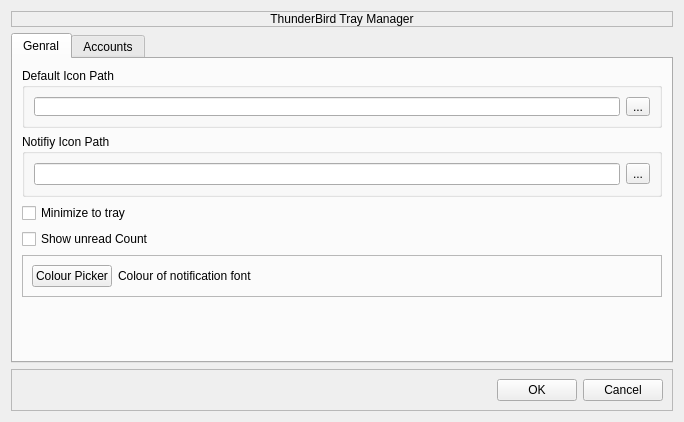
Old version of the form tbtrayui.ui in the repository JackDinn/tbtray.
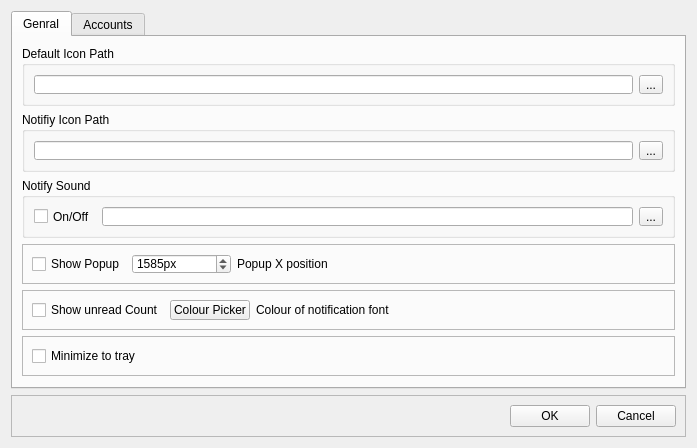
New version of the form. Icons and pictures are not drawn.

Commit message:
Popup window (#1)
* popup development

* working on popup window

* cant parse 1 inbox.msf, dam

* good start for popup

* nearly there :)

* popup & sound

* popup & sound

* readme

* readme

* readme

* readme

* readme

* tweak settings gui

* tweak settings gui

* tweak settings gui

* tweak settings gui

The edit to the form file:
```diff
--- a/tbtrayui.ui
+++ b/tbtrayui.ui
@@ -6,8 +6,8 @@
    <rect>
     <x>0</x>
     <y>0</y>
-    <width>684</width>
-    <height>422</height>
+    <width>697</width>
+    <height>438</height>
    </rect>
   </property>
   <property name="windowTitle">
@@ -21,25 +21,6 @@
    <enum>Qt::LeftToRight</enum>
   </property>
   <layout class="QVBoxLayout" name="verticalLayout">
-   <item>
-    <widget class="QLabel" name="label">
-     <property name="frameShape">
-      <enum>QFrame::StyledPanel</enum>
-     </property>
-     <property name="frameShadow">
-      <enum>QFrame::Plain</enum>
-     </property>
-     <property name="text">
-      <string>ThunderBird Tray Manager</string>
-     </property>
-     <property name="scaledContents">
-      <bool>false</bool>
-     </property>
-     <property name="alignment">
-      <set>Qt::AlignCenter</set>
-     </property>
-    </widget>
-   </item>
    <item>
     <widget class="QTabWidget" name="tabWidget">
      <property name="currentIndex">
@@ -55,7 +36,7 @@
          <property name="minimumSize">
           <size>
            <width>0</width>
-           <height>50</height>
+           <height>60</height>
           </size>
          </property>
          <property name="maximumSize">
@@ -89,6 +70,12 @@
            <height>60</height>
           </size>
          </property>
+         <property name="maximumSize">
+          <size>
+           <width>16777215</width>
+           <height>60</height>
+          </size>
+         </property>
          <property name="title">
           <string>Notifiy Icon Path</string>
          </property>
@@ -107,21 +94,115 @@
         </widget>
        </item>
        <item>
-        <widget class="QCheckBox" name="checkbox_minimizetotray">
-         <property name="text">
-          <string>Minimize to tray</string>
+        <widget class="QGroupBox" name="groupBox_4">
+         <property name="minimumSize">
+          <size>
+           <width>0</width>
+           <height>60</height>
+          </size>
          </property>
+         <property name="maximumSize">
+          <size>
+           <width>16777215</width>
+           <height>60</height>
+          </size>
+         </property>
+         <property name="title">
+          <string>Notify Sound</string>
+         </property>
+         <layout class="QHBoxLayout" name="horizontalLayout_8">
+          <item>
+           <widget class="QCheckBox" name="checkBox_notifysound">
+            <property name="text">
+             <string>On/Off</string>
+            </property>
+           </widget>
+          </item>
+          <item>
+           <widget class="QLineEdit" name="lineEdit_notifysound"/>
+          </item>
+          <item>
+           <widget class="QToolButton" name="toolButton_notifysound">
+            <property name="text">
+             <string>...</string>
+            </property>
+           </widget>
+          </item>
+         </layout>
         </widget>
        </item>
        <item>
-        <widget class="QCheckBox" name="checkbox_showcount">
-         <property name="text">
-          <string>Show unread Count</string>
+        <widget class="QFrame" name="frame_4">
+         <property name="maximumSize">
+          <size>
+           <width>16777215</width>
+           <height>40</height>
+          </size>
          </property>
+         <property name="frameShape">
+          <enum>QFrame::StyledPanel</enum>
+         </property>
+         <property name="frameShadow">
+          <enum>QFrame::Raised</enum>
+         </property>
+         <layout class="QHBoxLayout" name="horizontalLayout_7">
+          <item>
+           <widget class="QCheckBox" name="checkBox_popup">
+            <property name="text">
+             <string>Show Popup</string>
+            </property>
+           </widget>
+          </item>
+          <item>
+           <widget class="QSpinBox" name="spinBox_xpos">
+            <property name="minimumSize">
+             <size>
+              <width>99</width>
+              <height>0</height>
+             </size>
+            </property>
+            <property name="suffix">
+             <string>px</string>
+            </property>
+            <property name="maximum">
+             <number>10000</number>
+            </property>
+            <property name="value">
+             <number>1585</number>
+            </property>
+           </widget>
+          </item>
+          <item>
+           <widget class="QLabel" name="label_3">
+            <property name="text">
+             <string>Popup X position</string>
+            </property>
+           </widget>
+          </item>
+          <item>
+           <spacer name="horizontalSpacer_4">
+            <property name="orientation">
+             <enum>Qt::Horizontal</enum>
+            </property>
+            <property name="sizeHint" stdset="0">
+             <size>
+              <width>40</width>
+              <height>20</height>
+             </size>
+            </property>
+           </spacer>
+          </item>
+         </layout>
         </widget>
        </item>
        <item>
         <widget class="QFrame" name="frame_3">
+         <property name="maximumSize">
+          <size>
+           <width>16777215</width>
+           <height>40</height>
+          </size>
+         </property>
          <property name="frameShape">
           <enum>QFrame::StyledPanel</enum>
          </property>
@@ -129,6 +210,13 @@
           <enum>QFrame::Raised</enum>
          </property>
          <layout class="QHBoxLayout" name="horizontalLayout_6">
+          <item>
+           <widget class="QCheckBox" name="checkbox_showcount">
+            <property name="text">
+             <string>Show unread Count</string>
+            </property>
+           </widget>
+          </item>
           <item>
            <widget class="QPushButton" name="pushButton_colourpicker">
             <property name="text">
@@ -160,7 +248,44 @@
         </widget>
        </item>
        <item>
-        <spacer name="verticalSpacer_2">
+        <widget class="QFrame" name="frame_5">
+         <property name="maximumSize">
+          <size>
+           <width>16777215</width>
+           <height>40</height>
+          </size>
+         </property>
+         <property name="frameShape">
+          <enum>QFrame::StyledPanel</enum>
+         </property>
+         <property name="frameShadow">
+          <enum>QFrame::Raised</enum>
+         </property>
+         <layout class="QHBoxLayout" name="horizontalLayout_9">
+          <item>
+           <widget class="QCheckBox" name="checkbox_minimizetotray">
+            <property name="minimumSize">
+             <size>
+              <width>0</width>
+              <height>0</height>
+             </size>
+            </property>
+            <property name="maximumSize">
+             <size>
+              <width>16777215</width>
+              <height>16777215</height>
+             </size>
+            </property>
+            <property name="text">
+             <string>Minimize to tray</string>
+            </property>
+           </widget>
+          </item>
+         </layout>
+        </widget>
+       </item>
+       <item>
+        <spacer name="verticalSpacer">
          <property name="orientation">
           <enum>Qt::Vertical</enum>
          </property>
```
Left out of the diff: 2 changed lines with no effect on the pictures. The commit also changes 7 other files.
